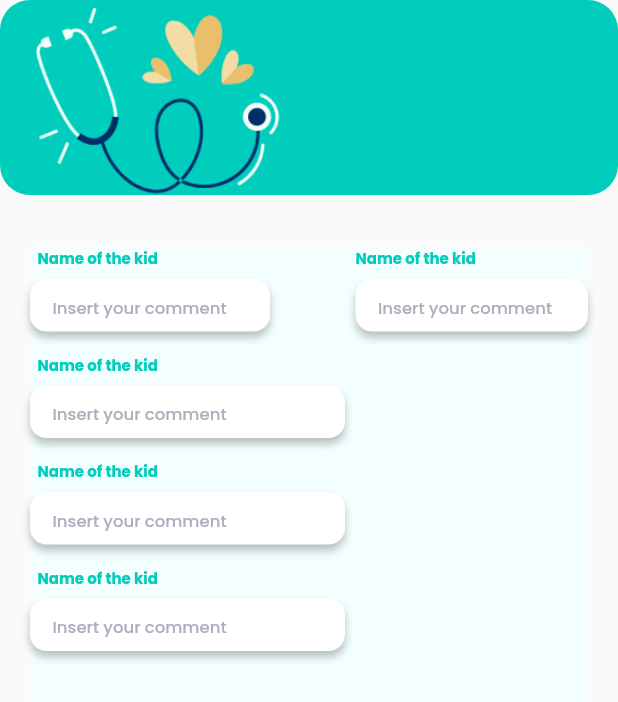
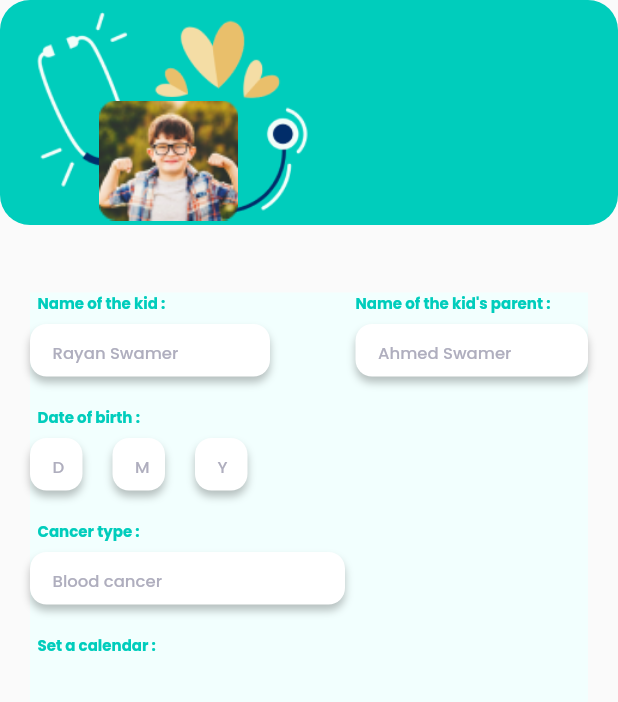
Before and after one commit to Youssef434/kican_mobile_app, a Flutter app: the screen it shows after launch, on a phone screen of 412 x 824 dp. Shown: the top 702 px of the screen. Run offline on Flutter 3.47's test engine with Material 2 defaults, Android fonts, the phone set to English and light mode, and no system bars; our stand-ins replace google_fonts, percent_indicator.

Commit message:
filled the inputs with convenient data.

```diff
--- a/lib/screens/personal_information.dart
+++ b/lib/screens/personal_information.dart
@@ -14,19 +14,33 @@ class PersonalInformation extends StatelessWidget {
           shape: RoundedRectangleBorder(
             borderRadius: BorderRadius.circular(20),
           ),
-          toolbarHeight: 130,
+          toolbarHeight: 150,
           elevation: 0,
           title: Container(
+            child: Stack(
+              children: [Positioned(
                 child: Image.asset(
                   'images/information_background.png',
-              height: 135,
+                  height: 150,
+                ),
+              ),
+                Positioned(
+                  top: 67,
+                  left: 50,
+                  child: Image.asset(
+                  'images/rayan.png',
+                    scale: .85,
+              ),
+                ),]
             ),
           ),
         ),
         body: Container(
             color: const Color.fromRGBO(242, 255, 254, 1),
-            margin: const EdgeInsets.symmetric(horizontal: 20, vertical: 35),
+            margin: const EdgeInsets.symmetric(horizontal: 20, vertical: 45),
             child: Column(
+              children: [
+                Column(
                   children: [
                     Row(
                       mainAxisAlignment: MainAxisAlignment.spaceBetween,
@@ -35,9 +49,9 @@ class PersonalInformation extends StatelessWidget {
                             crossAxisAlignment: CrossAxisAlignment.start,
                             children: [
                               Container(
-                            padding: EdgeInsets.only(left: 5),
+                                padding: const EdgeInsets.only(left: 5),
                                 child: Text(
-                              'Name of the kid',
+                                  'Name of the kid :',
                                   style: GoogleFonts.poppins(
                                     fontWeight: FontWeight.w700,
                                     fontSize: 10,
@@ -48,20 +62,20 @@ class PersonalInformation extends StatelessWidget {
                               const SizedBox(
                                 height: 6,
                               ),
-                          Container(
+                              SizedBox(
+                                width: 160,
+                                height: 35,
                                 child: CustomTextInput(
-                              hint: 'Insert your comment',
+                                  hint: 'Rayan Swamer',
                                   fontSize: 11,
                                 ),
-                            width: 160,
-                            height: 35,
                               ),
                             ]),
                         Column(
                             crossAxisAlignment: CrossAxisAlignment.start,
                             children: [
                               Text(
-                            'Name of the kid',
+                                "Name of the kid's parent :",
                                 style: GoogleFonts.poppins(
                                   fontWeight: FontWeight.w700,
                                   fontSize: 10,
@@ -71,19 +85,21 @@ class PersonalInformation extends StatelessWidget {
                               const SizedBox(
                                 height: 6,
                               ),
-                          Container(
+                              SizedBox(
+                                width: 155,
+                                height: 35,
                                 child: CustomTextInput(
-                              hint: 'Insert your comment',
+                                  hint: 'Ahmed Swamer',
                                   fontSize: 11,
                                 ),
-                            width: 155,
-                            height: 35,
                               ),
                             ]),
                         // Container(child: CustomTextInput(hint: 'Insert your comment',), width: 160,),
                       ],
                     ),
-                const SizedBox(height: 15,),
+                    const SizedBox(
+                      height: 20,
+                    ),
                     Row(
                       children: [
                         Column(
@@ -92,7 +108,7 @@ class PersonalInformation extends StatelessWidget {
                               Container(
                                 padding: EdgeInsets.only(left: 5),
                                 child: Text(
-                              'Name of the kid',
+                                  'Date of birth :',
                                   style: GoogleFonts.poppins(
                                     fontWeight: FontWeight.w700,
                                     fontSize: 10,
@@ -103,20 +119,45 @@ class PersonalInformation extends StatelessWidget {
                               const SizedBox(
                                 height: 6,
                               ),
-                          Container(
-                            child: CustomTextInput(
-                              hint: 'Insert your comment',
+                              Row(
+                                children: [
+                                  SizedBox(
+                                    height: 35,
+                                    width: 35,
+                                    child:
+                                    CustomTextInput(
+                                      hint: 'D',
                                       fontSize: 11,
                                     ),
+                                  ),
+                                  const SizedBox(width: 20,),
+                                  SizedBox(
                                     height: 35,
-                            width: 210,
+                                    width: 35,
+                                    child:
+                                    CustomTextInput(
+                                      hint: 'M',
+                                      fontSize: 11,
+                                    ),
+                                  ),
+                                  const SizedBox(width: 20,),
+                                  SizedBox(
+                                    height: 35,
+                                    width: 35,
+                                    child:
+                                    CustomTextInput(
+                                      hint: 'Y',
+                                      fontSize: 11,
+                                    ),
+                                  ),
+                                ],
                               ),
                             ]),
                         // Container(child: CustomTextInput(hint: 'Insert your comment',), width: 160,),
                       ],
                     ),
                     const SizedBox(
-                  height: 15,
+                      height: 20,
                     ),
                     Row(
                       children: [
@@ -126,7 +167,7 @@ class PersonalInformation extends StatelessWidget {
                               Container(
                                 padding: EdgeInsets.only(left: 5),
                                 child: Text(
-                              'Name of the kid',
+                                  'Cancer type :',
                                   style: GoogleFonts.poppins(
                                     fontWeight: FontWeight.w700,
                                     fontSize: 10,
@@ -137,20 +178,20 @@ class PersonalInformation extends StatelessWidget {
                               const SizedBox(
                                 height: 6,
                               ),
-                          Container(
+                              SizedBox(
+                                height: 35,
+                                width: 210,
                                 child: CustomTextInput(
-                              hint: 'Insert your comment',
+                                  hint: 'Blood cancer',
                                   fontSize: 11,
                                 ),
-                            height: 35,
-                            width: 210,
                               ),
                             ]),
                         // Container(child: CustomTextInput(hint: 'Insert your comment',), width: 160,),
                       ],
                     ),
                     const SizedBox(
-                  height: 15,
+                      height: 20,
                     ),
                     Row(
                       children: [
@@ -160,7 +201,7 @@ class PersonalInformation extends StatelessWidget {
                               Container(
                                 padding: EdgeInsets.only(left: 5),
                                 child: Text(
-                              'Name of the kid',
+                                  'Set a calendar :',
                                   style: GoogleFonts.poppins(
                                     fontWeight: FontWeight.w700,
                                     fontSize: 10,
@@ -171,14 +212,6 @@ class PersonalInformation extends StatelessWidget {
                               const SizedBox(
                                 height: 6,
                               ),
-                          Container(
-                            child: CustomTextInput(
-                              hint: 'Insert your comment',
-                              fontSize: 11,
-                            ),
-                            height: 35,
-                            width: 210,
-                          ),
                             ]),
                         // Container(child: CustomTextInput(hint: 'Insert your comment',), width: 160,),
                       ],
@@ -186,6 +219,8 @@ class PersonalInformation extends StatelessWidget {
                     const SizedBox(
                       height: 15,
                     ),
+                  ],
+                )
 
               ],
             )));
```
Lines whose indentation alone changed are shown as unchanged.
